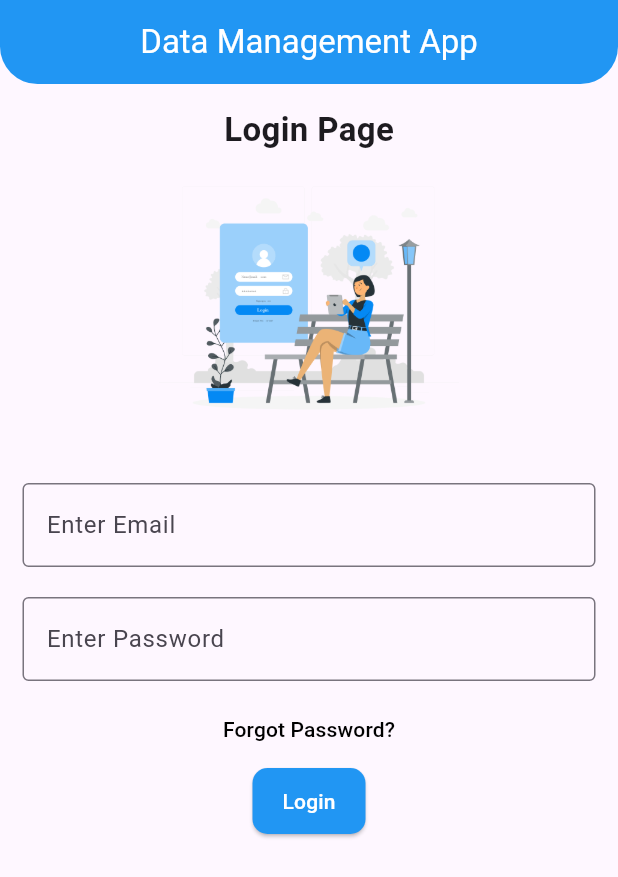
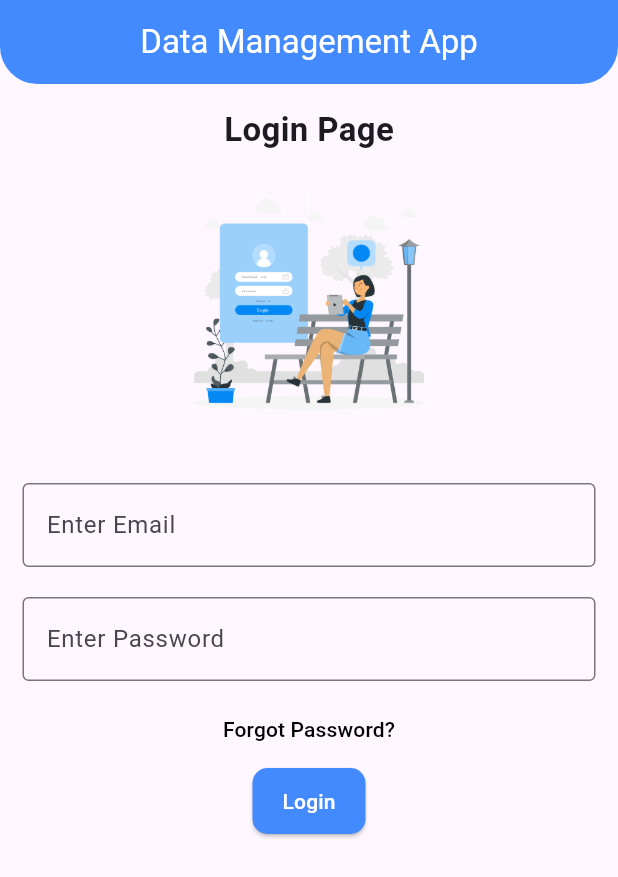
Before and after one commit to dildarhussain77/Counter_-_Todo_List, a Flutter app: the screen it shows after launch, on a phone screen of 412 x 824 dp. Shown: the top 877 px of the screen. Run offline on Flutter 3.47's test engine with Material 3 defaults, Android fonts, the light colour scheme and no system bars; our stand-ins replace shared_preferences.

Commit message:
login_screen color

```diff
--- a/lib/Screens/login_screen.dart
+++ b/lib/Screens/login_screen.dart
@@ -21,7 +21,7 @@ class _LoginScreenState extends State<LoginScreen> {
 
         appBar: AppBar(
           title: Center(child: Text("Data Management App", style: TextStyle(color: Colors.white),)),
-          backgroundColor: Colors.blue,
+          backgroundColor: Colors.blueAccent,
           shape: RoundedRectangleBorder(
             borderRadius: BorderRadius.vertical(bottom: Radius.circular(25))
           ),
@@ -98,7 +98,7 @@ class _LoginScreenState extends State<LoginScreen> {
                       }
                     },
                     style: ElevatedButton.styleFrom(
-                      backgroundColor: Colors.blue, // Blue background color
+                      backgroundColor: Colors.blueAccent, // Blue background color
                       foregroundColor: Colors.white, // White text color for contrast
                       padding: EdgeInsets.symmetric(horizontal: 20, vertical: 12), // Button padding
                       shape: RoundedRectangleBorder(
--- a/lib/Screens/todo_screen.dart
+++ b/lib/Screens/todo_screen.dart
@@ -77,7 +77,7 @@ class _TodoListScreenState extends State<TodoListScreen> {
             ElevatedButton(
               onPressed: _addTask,
               style: ElevatedButton.styleFrom(
-                backgroundColor: Colors.blue, // Blue background color
+                backgroundColor: Colors.blueAccent, // Blue background color
                 foregroundColor: Colors.white, // White text color for contrast
                 padding: EdgeInsets.symmetric(horizontal: 20, vertical: 12), // Button padding
                 shape: RoundedRectangleBorder(
```
